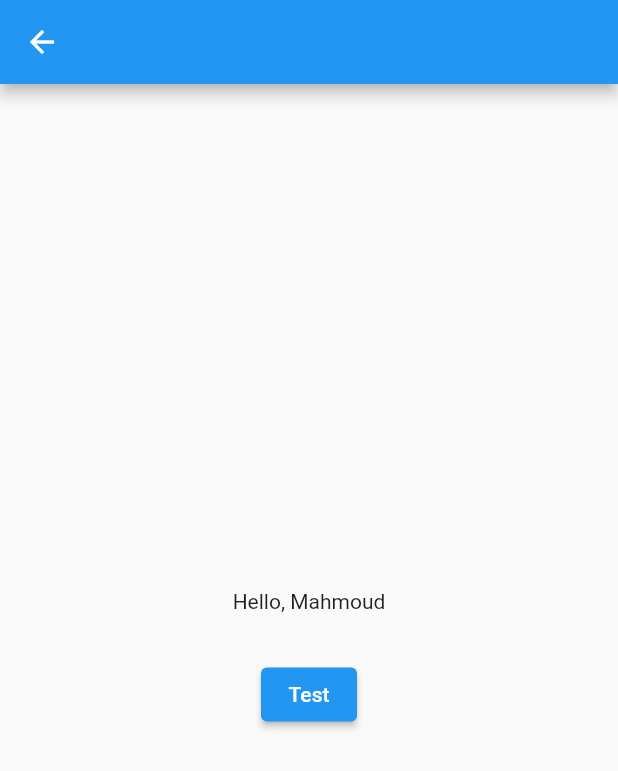
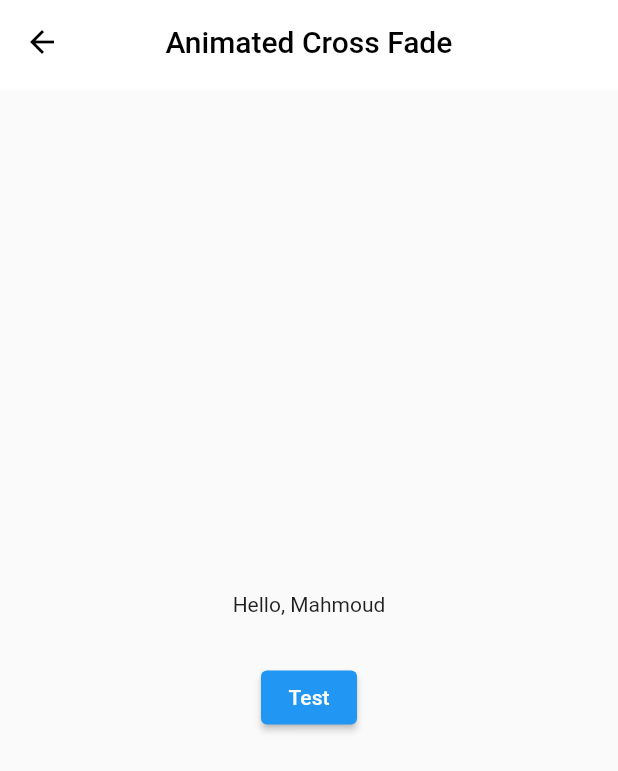
Before and after one commit to mahmoudhamdy123/flutter_animation, a Flutter app: the AnimatedCrossFadeScreen screen opened directly, on a phone screen of 412 x 824 dp. Shown: the top 771 px of the screen. Run offline on Flutter 3.47's test engine with Material 2 defaults, Android fonts, the light colour scheme and no system bars; our stand-ins replace simple_animations, supercharged; network calls fail.

Commit message:
Clear code

```diff
--- a/lib/animation_screen/animated_builder_screen.dart
+++ b/lib/animation_screen/animated_builder_screen.dart
@@ -1,13 +1,12 @@
 import 'package:flutter/material.dart';
+import 'package:flutter_animation/shared/components/custom_app_bar.dart';
 
 class AnimatedBuilderScreen extends StatefulWidget {
   @override
-  _AnimatedBuilderScreenState createState() =>
-      _AnimatedBuilderScreenState();
+  _AnimatedBuilderScreenState createState() => _AnimatedBuilderScreenState();
 }
 
-class _AnimatedBuilderScreenState
-    extends State<AnimatedBuilderScreen>
+class _AnimatedBuilderScreenState extends State<AnimatedBuilderScreen>
     with SingleTickerProviderStateMixin {
   bool select = true;
   late AnimationController _controller;
@@ -20,12 +19,10 @@ class _AnimatedBuilderScreenState
     _controller =
         AnimationController(vsync: this, duration: Duration(milliseconds: 600));
     _heightAnimation = Tween<Size>(
-        begin: Size(double.infinity, 100), end: Size(double.infinity, 200))
-        .animate(CurvedAnimation(parent: _controller,curve: Curves.fastOutSlowIn));
-
-
+            begin: Size(double.infinity, 100), end: Size(double.infinity, 200))
+        .animate(
+            CurvedAnimation(parent: _controller, curve: Curves.fastOutSlowIn));
   }
-
 
   @override
   void dispose() {
@@ -37,20 +34,22 @@ class _AnimatedBuilderScreenState
   @override
   Widget build(BuildContext context) {
     return Scaffold(
-      appBar: AppBar(),
+      appBar: CustomAppBar(
+        title: 'Animated Builder',
+      ),
       body: Center(
         child: GestureDetector(
           onTap: () {
-            if(select){
+            if (select) {
               _controller.forward();
-            }else{
+            } else {
               _controller.reverse();
             }
             select = !select;
           },
           child: AnimatedBuilder(
             animation: _heightAnimation,
-            builder: (ctx,child)=>Container(
+            builder: (ctx, child) => Container(
               height: _heightAnimation.value.height,
               width: _heightAnimation.value.height,
               color: Colors.blue,
--- a/lib/animation_screen/animated_cross_fade_screen.dart
+++ b/lib/animation_screen/animated_cross_fade_screen.dart
@@ -1,4 +1,5 @@
 import 'package:flutter/material.dart';
+import 'package:flutter_animation/shared/components/custom_app_bar.dart';
 
 class AnimatedCrossFadeScreen extends StatefulWidget {
   const AnimatedCrossFadeScreen({Key? key}) : super(key: key);
@@ -13,31 +14,31 @@ class _AnimatedCrossFadeScreenState extends State<AnimatedCrossFadeScreen> {
   @override
   Widget build(BuildContext context) {
     return Scaffold(
-      appBar: AppBar(),
+      appBar: CustomAppBar(
+        title: 'Animated Cross Fade',
+      ),
       body: Center(
         child: Column(
           mainAxisAlignment: MainAxisAlignment.center,
           children: [
             AnimatedCrossFade(
-                firstChild: Text("Hello, Mahmoud"),
-                secondChild: Text("Second Child"),
+                firstChild: const Text("Hello, Mahmoud"),
+                secondChild: const Text("Second Child"),
                 crossFadeState: crossFadeState,
-                duration: Duration(milliseconds: 500)),
-            SizedBox(
+                duration: const Duration(milliseconds: 500)),
+            const SizedBox(
               height: 30,
             ),
             ElevatedButton(
                 onPressed: () {
                   if (crossFadeState == CrossFadeState.showFirst) {
-                      crossFadeState = CrossFadeState.showSecond;
-                    } else {
-                      crossFadeState = CrossFadeState.showFirst;
-                    }
-                  setState(() {
-
-                  });
+                    crossFadeState = CrossFadeState.showSecond;
+                  } else {
+                    crossFadeState = CrossFadeState.showFirst;
+                  }
+                  setState(() {});
                 },
-                child: Text("Test"))
+                child: const Text("Test"))
           ],
         ),
       ),
--- a/lib/animation_screen/animated_dynamic_list_screen.dart
+++ b/lib/animation_screen/animated_dynamic_list_screen.dart
@@ -1,13 +1,14 @@
 import 'package:flutter/material.dart';
 import 'package:flutter_animation/shared/components/custom_animated_dynamic_list_widget.dart';
+import 'package:flutter_animation/shared/components/custom_app_bar.dart';
 
 class AnimatedDynamicListScreen extends StatelessWidget {
   const AnimatedDynamicListScreen({Key? key}) : super(key: key);
   @override
   Widget build(BuildContext context) {
     return Scaffold(
-      appBar: AppBar(
-        title: const Text('Animated Dynamic List'),
+      appBar: CustomAppBar(
+        title: 'Animated Dynamic List',
       ),
       body: const CustomAnimatedDynamicLisWidget(),
     );
--- a/lib/animation_screen/fade_animation_screen.dart
+++ b/lib/animation_screen/fade_animation_screen.dart
@@ -1,4 +1,5 @@
 import 'package:flutter/material.dart';
+import 'package:flutter_animation/shared/components/custom_app_bar.dart';
 import 'package:flutter_animation/shared/components/fade_animation.dart';
 import 'package:flutter_animation/shared/resources/app_images.dart';
 
@@ -15,12 +16,14 @@ class FadeAnimationScreen extends StatelessWidget {
   @override
   Widget build(BuildContext context) {
     return Scaffold(
-        appBar: AppBar(),
+        appBar: CustomAppBar(
+          title: "Fade Animation",
+        ),
         body: ListView.builder(
             itemCount: items.length,
             itemBuilder: (context, index) {
               return FadeAnimation(
-            double.parse((index+1).toString()),
+                double.parse((index + 1).toString()),
                 child: Image.asset(
                   items[index],
                 ),
--- /dev/null
+++ b/lib/shared/components/custom_app_bar.dart
@@ -0,0 +1,47 @@
+import 'dart:io';
+
+import 'package:flutter/material.dart';
+
+class CustomAppBar extends StatelessWidget with PreferredSizeWidget {
+  CustomAppBar(
+      {Key? key,
+      this.title = '',
+      this.titleSize,
+      this.centerTitle = true,
+      this.actions,
+      this.onPressedLeading,
+      this.disableLeading = false})
+      : super(key: key);
+
+  final String? title;
+  final double? titleSize;
+  final bool? centerTitle;
+  final List<Widget>? actions;
+  final VoidCallback? onPressedLeading;
+  final bool? disableLeading;
+
+  @override
+  Size get preferredSize => const Size.fromHeight(60);
+
+  @override
+  Widget build(BuildContext context) {
+    return AppBar(
+      backgroundColor: Colors.white,
+      elevation: 0,
+      title: Text(
+        title!,
+        style: const TextStyle(color: Colors.black),
+      ),
+      leading: disableLeading!
+          ? null
+          : IconButton(
+              icon: Icon(
+                Platform.isAndroid ? Icons.arrow_back : Icons.arrow_back_ios,
+                color: Colors.black,
+              ),
+              onPressed: onPressedLeading ?? () => Navigator.of(context).pop()),
+      centerTitle: centerTitle,
+      actions: actions,
+    );
+  }
+}
```
Also changed, not shown: lib/animation_screen/abimated_clip_path_screen.dart (+5 -5 lines), lib/animation_screen/animated_container.dart (+9 -9 lines), lib/animation_screen/animations_from_scratch.dart (+11 -6 lines), lib/animation_screen/flutter_hero_animation.dart (+6 -4 lines), lib/animation_screen/pageRouteBuilder_screen.dart (+8 -2 lines), lib/animation_screen/slide_transition.dart (+6 -8 lines), lib/animation_screen/transition_opacity_screen.dart (+14 -12 lines), lib/main.dart (+6 -6 lines). Lines whose indentation alone changed are shown as unchanged.
